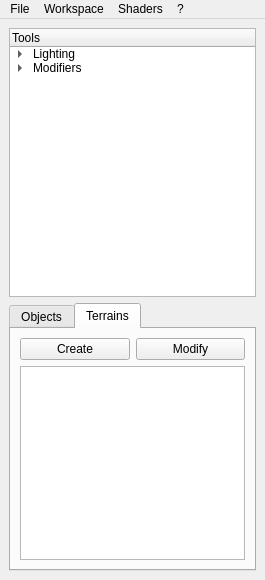
snizzo/lucrezia, file src/editor/gui/mainwindow.ui: the form before one commit.
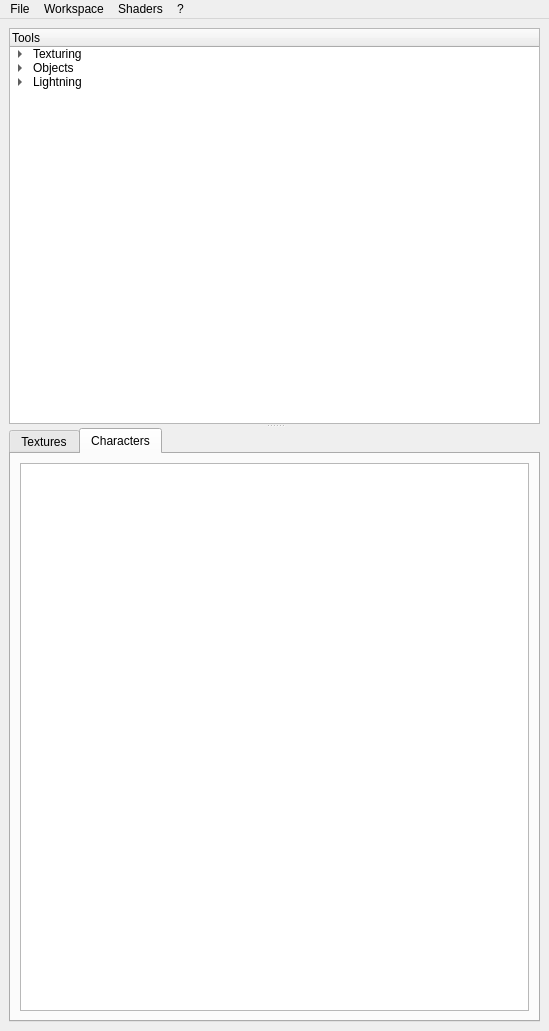
The form after the commit. The open tabs and pages were chosen to show the change.

Commit message: Added new widgets for texturing selection and event propagation. Added also utils for filesystem traversing. Working.

Diff of the .ui file:
```diff
--- a/src/editor/gui/mainwindow.ui
+++ b/src/editor/gui/mainwindow.ui
@@ -6,16 +6,20 @@
    <rect>
     <x>0</x>
     <y>0</y>
-    <width>265</width>
-    <height>580</height>
+    <width>549</width>
+    <height>1031</height>
    </rect>
   </property>
   <property name="windowTitle">
-   <string>P3D Editor</string>
+   <string>PandaRPG Engine Editor</string>
   </property>
   <widget class="QWidget" name="centralwidget">
    <layout class="QVBoxLayout" name="verticalLayout">
     <item>
+     <widget class="QSplitter" name="splitter">
+      <property name="orientation">
+       <enum>Qt::Vertical</enum>
+      </property>
      <widget class="QTreeWidget" name="treeWidget">
       <property name="animated">
        <bool>true</bool>
@@ -27,57 +31,86 @@
       </column>
       <item>
        <property name="text">
-        <string>Lighting</string>
+         <string>Texturing</string>
        </property>
        <item>
         <property name="text">
-         <string>add PointLight</string>
+          <string>add texture to ground</string>
         </property>
        </item>
        <item>
         <property name="text">
-         <string>add DirectionalLight</string>
-        </property>
-       </item>
+          <string>clear textures</string>
+         </property>
+        </item>
+       </item>
        <item>
         <property name="text">
-         <string>add Spotlight</string>
+         <string>Objects</string>
         </property>
+        <item>
+         <property name="text">
+          <string>add object with texture in tile</string>
+         </property>
        </item>
       </item>
       <item>
        <property name="text">
-        <string>Modifiers</string>
+         <string>Lightning</string>
        </property>
        <item>
         <property name="text">
-         <string>use model as Brush</string>
+          <string>add Light</string>
         </property>
        </item>
       </item>
      </widget>
-    </item>
-    <item>
      <widget class="QTabWidget" name="tabWidget">
       <property name="currentIndex">
        <number>0</number>
       </property>
-      <widget class="QWidget" name="objectsTab">
+       <widget class="QWidget" name="texturesTab">
        <attribute name="title">
-        <string>Objects</string>
+         <string>Textures</string>
        </attribute>
        <layout class="QVBoxLayout" name="verticalLayout_2">
         <item>
-         <widget class="QListWidget" name="eggPool">
+          <widget class="QLineEdit" name="texturesFilter">
+           <property name="placeholderText">
+            <string>filter string</string>
+           </property>
+          </widget>
+         </item>
+         <item>
+          <widget class="QLabel" name="label">
+           <property name="text">
+            <string>Image preview...</string>
+           </property>
+          </widget>
+         </item>
+         <item>
+          <widget class="QListWidget" name="texturePool">
           <property name="sizePolicy">
-           <sizepolicy hsizetype="Expanding" vsizetype="Expanding">
+            <sizepolicy hsizetype="MinimumExpanding" vsizetype="Expanding">
             <horstretch>0</horstretch>
             <verstretch>0</verstretch>
            </sizepolicy>
           </property>
+           <property name="horizontalScrollBarPolicy">
+            <enum>Qt::ScrollBarAsNeeded</enum>
+           </property>
           <property name="tabKeyNavigation">
            <bool>false</bool>
           </property>
+           <property name="textElideMode">
+            <enum>Qt::ElideLeft</enum>
+           </property>
+           <property name="verticalScrollMode">
+            <enum>QAbstractItemView::ScrollPerPixel</enum>
+           </property>
+           <property name="horizontalScrollMode">
+            <enum>QAbstractItemView::ScrollPerItem</enum>
+           </property>
           <property name="resizeMode">
            <enum>QListView::Fixed</enum>
           </property>
@@ -87,6 +120,9 @@
           <property name="viewMode">
            <enum>QListView::ListMode</enum>
           </property>
+           <property name="uniformItemSizes">
+            <bool>true</bool>
+           </property>
           <property name="sortingEnabled">
            <bool>true</bool>
           </property>
@@ -94,59 +130,16 @@
         </item>
        </layout>
       </widget>
-      <widget class="QWidget" name="terrainsTab">
+       <widget class="QWidget" name="charactersTab">
        <attribute name="title">
-        <string>Terrains</string>
-       </attribute>
-       <layout class="QVBoxLayout" name="verticalLayout_4">
-        <item>
+         <string>Characters</string>
+        </attribute>
          <layout class="QVBoxLayout" name="verticalLayout_3">
           <item>
-           <layout class="QHBoxLayout" name="horizontalLayout">
-            <item>
-             <widget class="QPushButton" name="createTerrainButton">
-              <property name="text">
-               <string>Create</string>
-              </property>
-             </widget>
-            </item>
-            <item>
-             <widget class="QPushButton" name="modifyTerrainButton">
-              <property name="text">
-               <string>Modify</string>
-              </property>
-             </widget>
-            </item>
-           </layout>
-          </item>
-          <item>
-           <widget class="QListWidget" name="terrainPool">
-            <property name="sizePolicy">
-             <sizepolicy hsizetype="Expanding" vsizetype="Expanding">
-              <horstretch>0</horstretch>
-              <verstretch>0</verstretch>
-             </sizepolicy>
-            </property>
-            <property name="tabKeyNavigation">
-             <bool>false</bool>
-            </property>
-            <property name="resizeMode">
-             <enum>QListView::Fixed</enum>
-            </property>
-            <property name="spacing">
-             <number>0</number>
-            </property>
-            <property name="viewMode">
-             <enum>QListView::ListMode</enum>
-            </property>
-            <property name="sortingEnabled">
-             <bool>true</bool>
-            </property>
-           </widget>
-          </item>
-         </layout>
-        </item>
-       </layout>
+          <widget class="QListWidget" name="characterPool"/>
+         </item>
+        </layout>
+       </widget>
       </widget>
      </widget>
     </item>
@@ -157,8 +150,8 @@
     <rect>
      <x>0</x>
      <y>0</y>
-     <width>265</width>
-     <height>25</height>
+     <width>549</width>
+     <height>42</height>
     </rect>
    </property>
    <widget class="QMenu" name="menuFile">
```
Lines whose indentation alone changed are shown as unchanged. The commit also changes 7 other files.
